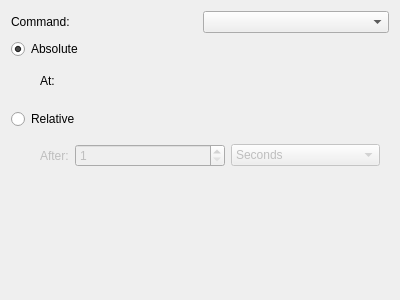
KDE/simon, file plugins/Commands/Akonadi/createakonadicommandwidget.ui: the form before one commit.
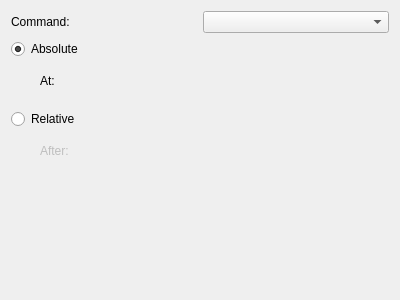
The form after the commit. Custom widgets are drawn as their Qt base class.

The edit to the form file:
```diff
--- a/plugins/Commands/Akonadi/createakonadicommandwidget.ui
+++ b/plugins/Commands/Akonadi/createakonadicommandwidget.ui
@@ -116,42 +116,7 @@
          </widget>
         </item>
         <item row="0" column="1">
-         <layout class="QHBoxLayout" name="horizontalLayout_2">
-          <item>
-           <widget class="QSpinBox" name="sbRelativeDuration">
-            <property name="minimum">
-             <number>1</number>
-            </property>
-            <property name="maximum">
-             <number>100000</number>
-            </property>
-           </widget>
-          </item>
-          <item>
-           <widget class="KComboBox" name="cbDurationType">
-            <item>
-             <property name="text">
-              <string>Seconds</string>
-             </property>
-            </item>
-            <item>
-             <property name="text">
-              <string>Minutes</string>
-             </property>
-            </item>
-            <item>
-             <property name="text">
-              <string>Hours</string>
-             </property>
-            </item>
-            <item>
-             <property name="text">
-              <string>Days</string>
-             </property>
-            </item>
-           </widget>
-          </item>
-         </layout>
+         <widget class="TimeSelector" name="wgRelativeTime" native="true"/>
         </item>
        </layout>
       </item>
@@ -184,6 +149,12 @@
    <extends>QWidget</extends>
    <header>kdatetimewidget.h</header>
   </customwidget>
+  <customwidget>
+   <class>TimeSelector</class>
+   <extends>QWidget</extends>
+   <header>timeselector.h</header>
+   <container>1</container>
+  </customwidget>
  </customwidgets>
  <resources/>
  <connections>
```
